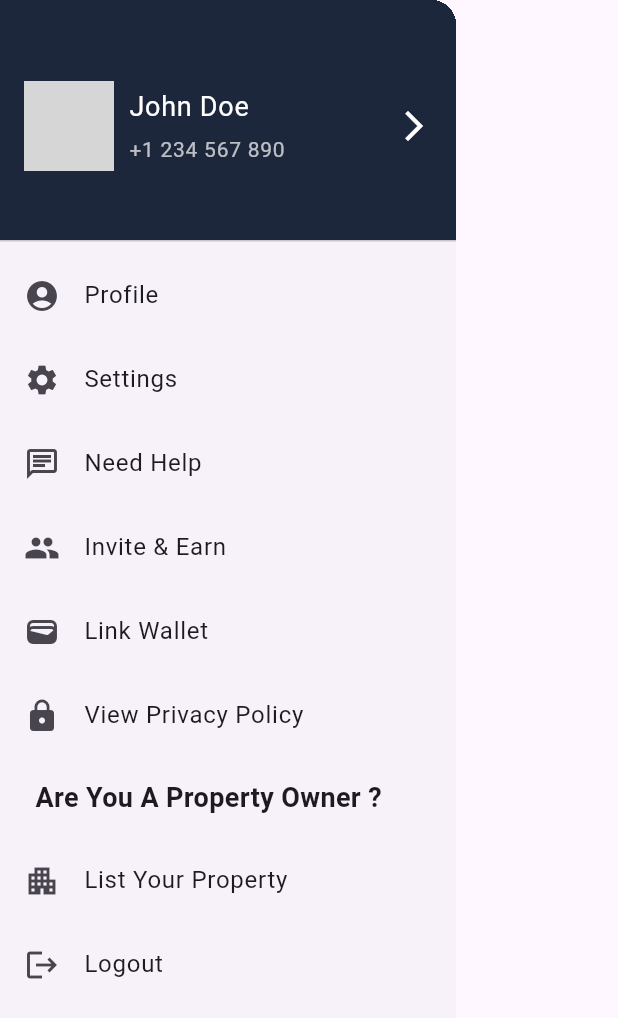
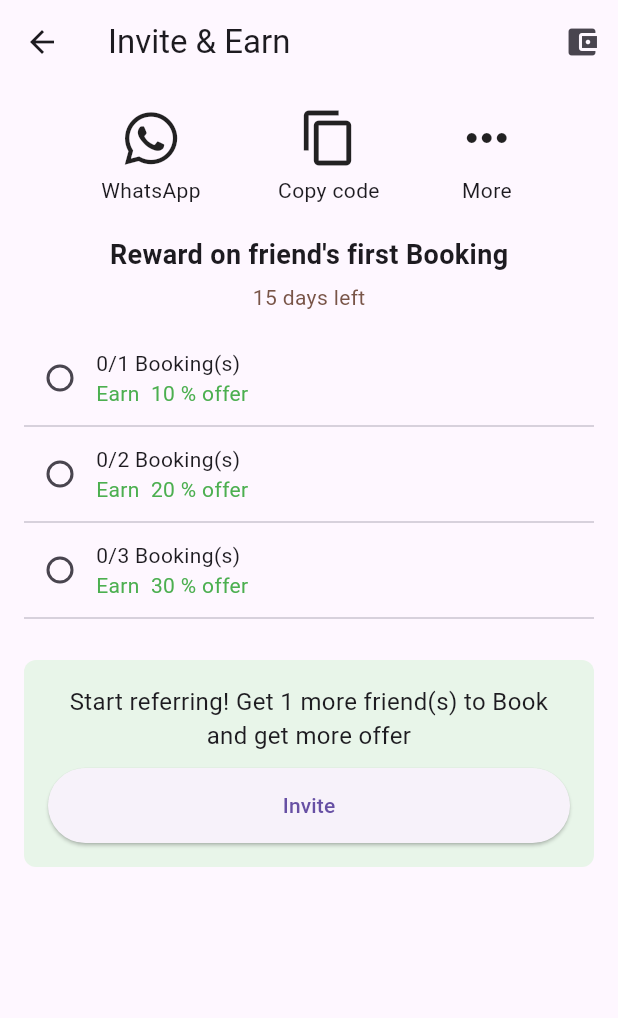
Before and after one commit to Amaldas467/hostel_app, a Flutter app: the Homescreen_drawer widget shown alone on an empty page, opened directly, after a tap on "Invite & Earn", on a phone screen of 412 x 824 dp. Shown: the top 1018 px of the screen. Run offline on Flutter 3.47's test engine with Material 3 defaults, Android fonts, the phone set to English and light mode, and no system bars; our stand-ins replace carousel_slider, flashy_tab_bar2, font_awesome_flutter, stacked, stacked_services, stacked_shared; network calls fail; statements that could not run were skipped; grey boxes are pictures that could not be loaded.

```diff
--- a/lib/app/app.dart
+++ b/lib/app/app.dart
@@ -8,6 +8,7 @@ import 'package:hostel_app/screens/signin_page/signin_view.dart';
 import 'package:stacked/stacked_annotations.dart';
 import 'package:stacked_services/stacked_services.dart';
 
+import '../screens/homescreen/widgets/drawer_screens/refer_screen.dart';
 import '../screens/signup_page/signup_view.dart';
 import '../screens/splash_screen/splash_view.dart';
 import '../services/api_service.dart';
@@ -22,6 +23,7 @@ import '../services/api_service.dart';
     MaterialRoute(page: Booking),
     MaterialRoute(page: Favourites),
     MaterialRoute(page: ProfileScreen),
+    MaterialRoute(page: ReferScreen),
   ],
   dependencies: [
     LazySingleton(classType: ApiService),
--- a/lib/screens/homescreen/widgets/drawer.dart
+++ b/lib/screens/homescreen/widgets/drawer.dart
@@ -74,7 +74,7 @@ class Homescreen_drawer extends StatelessWidget {
             leading: Icon(Icons.people),
             title: Text('Invite & Earn'),
             onTap: () {
-              // Navigate to settings screen
+              navigationService.navigateTo(Routes.referScreen);
             },
           ),
           ListTile(
--- /dev/null
+++ b/lib/screens/homescreen/widgets/drawer_screens/refer_screen.dart
@@ -0,0 +1,118 @@
+import 'package:flutter/material.dart';
+import 'package:font_awesome_flutter/font_awesome_flutter.dart';
+
+class ReferScreen extends StatelessWidget {
+  @override
+  Widget build(BuildContext context) {
+    return Scaffold(
+      appBar: AppBar(
+        title: Text('Invite & Earn'),
+        actions: [
+          IconButton(
+            icon: Icon(Icons.account_balance_wallet),
+            onPressed: () {},
+          ),
+        ],
+        //bottom: TabBar(
+        //  tabs: [
+        //    Tab(text: 'Invite'),
+        //    Tab(text: 'Rewards'),
+        //    Tab(text: 'FAQ'),
+        //  ],
+        //),
+      ),
+      body: Padding(
+        padding: const EdgeInsets.all(16.0),
+        child: Column(
+          children: [
+            Row(
+              mainAxisAlignment: MainAxisAlignment.spaceEvenly,
+              children: [
+                _buildIconWithLabel(FontAwesomeIcons.whatsapp, 'WhatsApp'),
+                _buildIconWithLabel(Icons.copy, 'Copy code'),
+                _buildIconWithLabel(Icons.more_horiz, 'More'),
+              ],
+            ),
+            SizedBox(height: 20),
+            Text(
+              "Reward on friend's first Booking",
+              style: TextStyle(fontSize: 18, fontWeight: FontWeight.bold),
+            ),
+            SizedBox(height: 5),
+            Text(
+              "15 days left",
+              style: TextStyle(color: Colors.brown),
+            ),
+            SizedBox(height: 20),
+            _buildRewardOption('0/1 Booking(s)', 'Earn  10 % offer'),
+            _buildRewardOption('0/2 Booking(s)', 'Earn  20 % offer'),
+            _buildRewardOption('0/3 Booking(s)', 'Earn  30 % offer'),
+            SizedBox(height: 20),
+            Container(
+              padding: EdgeInsets.all(16),
+              decoration: BoxDecoration(
+                color: Colors.green[50],
+                borderRadius: BorderRadius.circular(8),
+              ),
+              child: Column(
+                children: [
+                  Text(
+                    'Start referring! Get 1 more friend(s) to Book and get more offer',
+                    textAlign: TextAlign.center,
+                    style: TextStyle(fontSize: 16),
+                  ),
+                  SizedBox(height: 10),
+                  ElevatedButton(
+                    onPressed: () {
+                      // Invite action
+                    },
+                    child: Text('Invite'),
+                    style: ElevatedButton.styleFrom(
+                      minimumSize: Size(double.infinity, 50),
+                    ),
+                  ),
+                ],
+              ),
+            ),
+          ],
+        ),
+      ),
+    );
+  }
+
+  Widget _buildIconWithLabel(IconData icon, String label) {
+    return Column(
+      children: [
+        Icon(icon, size: 40),
+        SizedBox(height: 5),
+        Text(label),
+      ],
+    );
+  }
+
+  Widget _buildRewardOption(String title, String subtitle) {
+    return Column(
+      children: [
+        Row(
+          children: [
+            Radio(
+              value: title,
+              groupValue: null, // Replace with a variable to manage selection
+              onChanged: (value) {
+                // Handle radio button change
+              },
+            ),
+            Column(
+              crossAxisAlignment: CrossAxisAlignment.start,
+              children: [
+                Text(title),
+                Text(subtitle, style: TextStyle(color: Colors.green)),
+              ],
+            ),
+          ],
+        ),
+        Divider(),
+      ],
+    );
+  }
+}
--- a/lib/screens/homescreen/widgets/hostelcard.dart
+++ b/lib/screens/homescreen/widgets/hostelcard.dart
@@ -42,7 +42,9 @@ class _HostelcardState extends State<Hostelcard> {
 
   @override
   Widget build(BuildContext context) {
-    return Card(
+    return InkWell(
+      onTap: () {},
+      child: Card(
         shape: RoundedRectangleBorder(
           borderRadius: BorderRadius.circular(15),
         ),
@@ -178,6 +180,7 @@ class _HostelcardState extends State<Hostelcard> {
             ),
           ],
         ),
+      ),
     );
   }
 }
--- a/pubspec.yaml
+++ b/pubspec.yaml
@@ -44,6 +44,7 @@ dependencies:
   stacked_generator: ^1.6.1
   flashy_tab_bar2: ^0.0.10
   slide_switcher: ^1.1.2
+  font_awesome_flutter: ^10.7.0
 
 dev_dependencies:
   flutter_test:
```
Also changed, not shown: lib/app/app.router.dart (+54 -11 lines), pubspec.lock. Lines whose indentation alone changed are shown as unchanged.
